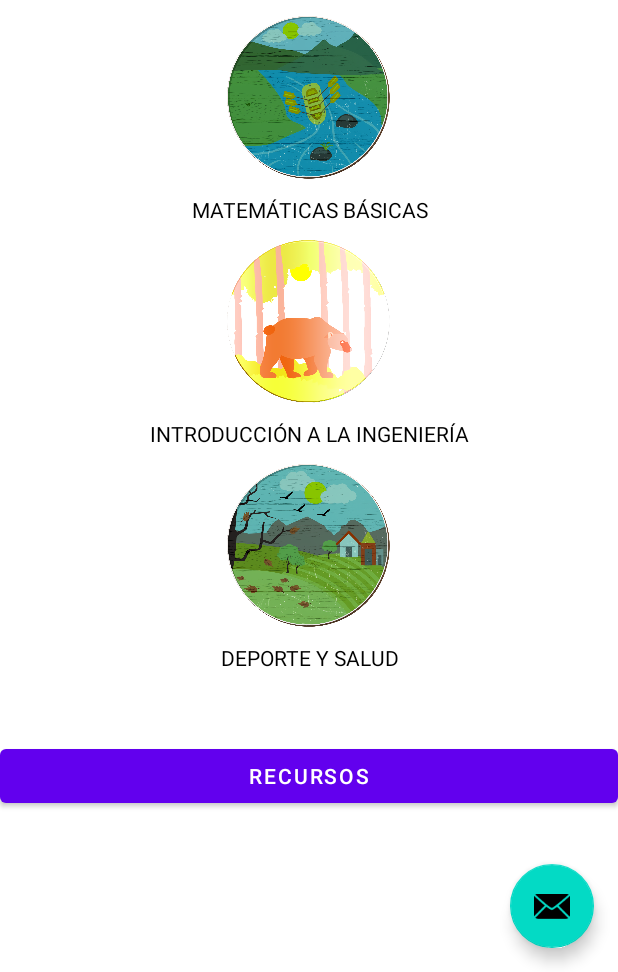
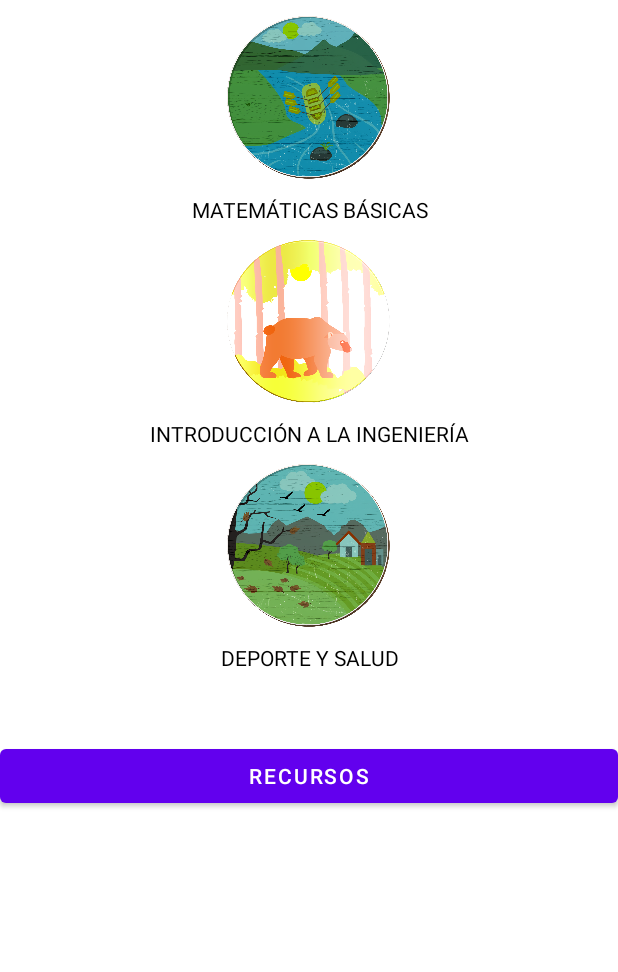
Before and after one commit to dam322/ParcialPractico, an Android app: the MenuActivity screen opened directly, with no data from a screen before it, on a phone screen of 412 x 824 dp, the part 264-1236 px from its top. Run offline under Robolectric (Android 15) with nearby library versions, the phone set to English and light mode, and no system bars; our stand-ins replace navigation-ui; network calls fail.

Commit message:
Se eliminó el botón de mensajes

```diff
--- a/app/src/main/java/com/example/parcialpractico/MenuActivity.java
+++ b/app/src/main/java/com/example/parcialpractico/MenuActivity.java
@@ -33,13 +33,6 @@ public class MenuActivity extends AppCompatActivity {
         setContentView(binding.getRoot());
 
         setSupportActionBar(binding.appBarMenu.toolbar);
-        binding.appBarMenu.fab.setOnClickListener(new View.OnClickListener() {
-            @Override
-            public void onClick(View view) {
-                Snackbar.make(view, "Replace with your own action", Snackbar.LENGTH_LONG)
-                        .setAction("Action", null).show();
-            }
-        });
         DrawerLayout drawer = binding.drawerLayout;
         NavigationView navigationView = binding.navView;
         // Passing each menu ID as a set of Ids because each
--- a/app/src/main/res/layout/app_bar_menu.xml
+++ b/app/src/main/res/layout/app_bar_menu.xml
@@ -22,13 +22,5 @@
 
     <include layout="@layout/content_menu" />
 
-    <com.google.android.material.floatingactionbutton.FloatingActionButton
-        android:id="@+id/fab"
-        android:layout_width="wrap_content"
-        android:layout_height="wrap_content"
-        android:layout_gravity="bottom|end"
-        android:layout_marginEnd="@dimen/fab_margin"
-        android:layout_marginBottom="16dp"
-        app:srcCompat="@android:drawable/ic_dialog_email" />
 
 </androidx.coordinatorlayout.widget.CoordinatorLayout>
```
